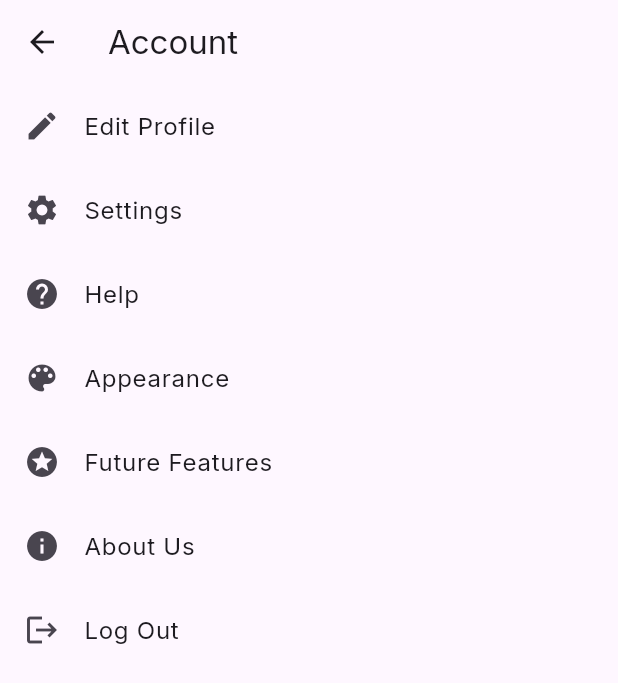
After one commit to josep-cardona/BiteBudget, a Flutter app: the AccountPage screen opened directly, on a phone screen of 412 x 824 dp. The commit adds this screen. Shown: the top 683 px of the screen. Run offline on Flutter 3.47's test engine with Material 3 defaults, Android fonts, the phone set to English and light mode, and no system bars; our stand-ins replace cloud_firestore, firebase_auth, firebase_core, firebase_storage, flutter_social_button, flutter_svg and 5 more; missing offline and left inert: BiteBudget; accounts and stored records are empty.

Commit message:
account_page creation

```diff
--- a/lib/main.dart
+++ b/lib/main.dart
@@ -1,3 +1,4 @@
+import 'package:bitebudget/pages/account_page.dart';
 import 'package:bitebudget/firebase_options.dart';
 
 import 'package:bitebudget/pages/welcome_page.dart';
--- /dev/null
+++ b/lib/services/account_page.dart
@@ -0,0 +1,89 @@
+import 'package:BiteBudget/pages/edit_profile_page.dart';
+import 'package:BiteBudget/pages/settings_page.dart';
+import 'package:BiteBudget/pages/help_page.dart';
+import 'package:BiteBudget/pages/appearance_page.dart';
+import 'package:BiteBudget/pages/future_features_page.dart';
+import 'package:BiteBudget/pages/about_us_page.dart';
+import 'package:flutter/material.dart';
+
+class AccountPage extends StatelessWidget {
+  @override
+  Widget build(BuildContext context) {
+    return Scaffold(
+      appBar: AppBar(
+        title: Text('Account'),
+      ),
+      body: ListView(
+        children: <Widget>[
+          ListTile(
+            leading: Icon(Icons.edit),
+            title: Text('Edit Profile'),
+            onTap: () {
+              Navigator.push(
+                context,
+                MaterialPageRoute(builder: (context) => EditProfilePage()),
+              );
+            },
+          ),
+          ListTile(
+            leading: Icon(Icons.settings),
+            title: Text('Settings'),
+            onTap: () {
+              Navigator.push(
+                context,
+                MaterialPageRoute(builder: (context) => SettingsPage()),
+              );
+            },
+          ),
+          ListTile(
+            leading: Icon(Icons.help),
+            title: Text('Help'),
+            onTap: () {
+              Navigator.push(
+                context,
+                MaterialPageRoute(builder: (context) => HelpPage()),
+              );
+            },
+          ),
+          ListTile(
+            leading: Icon(Icons.color_lens),
+            title: Text('Appearance'),
+            onTap: () {
+              Navigator.push(
+                context,
+                MaterialPageRoute(builder: (context) => AppearancePage()),
+              );
+            },
+          ),
+          ListTile(
+            leading: Icon(Icons.stars),
+            title: Text('Future Features'),
+            onTap: () {
+              Navigator.push(
+                context,
+                MaterialPageRoute(builder: (context) => FutureFeaturesPage()),
+              );
+            },
+          ),
+          ListTile(
+            leading: Icon(Icons.info),
+            title: Text('About Us'),
+            onTap: () {
+              Navigator.push(
+                context,
+                MaterialPageRoute(builder: (context) => AboutUsPage()),
+              );
+            },
+          ),
+          ListTile(
+            leading: Icon(Icons.logout),
+            title: Text('Log Out'),
+            onTap: () {
+              // Handle log out logic here
+            },
+          ),
+        ],
+      ),
+    );
+  }
+}
```
